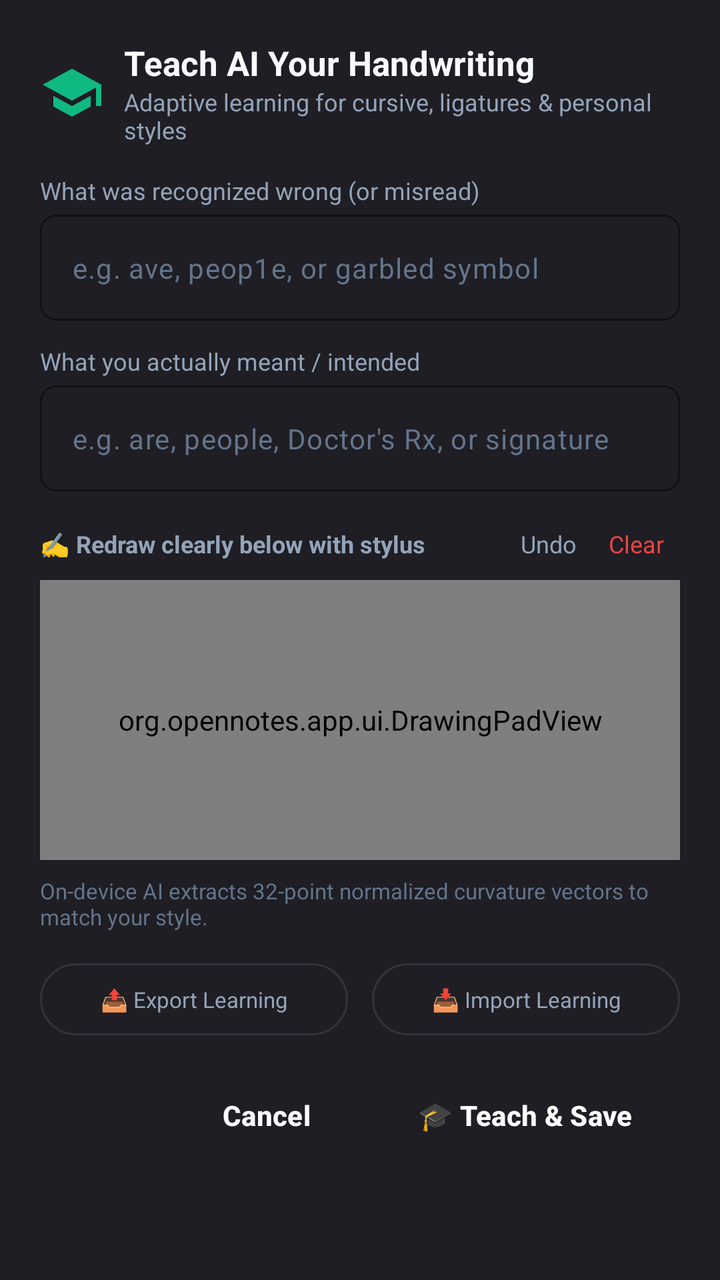
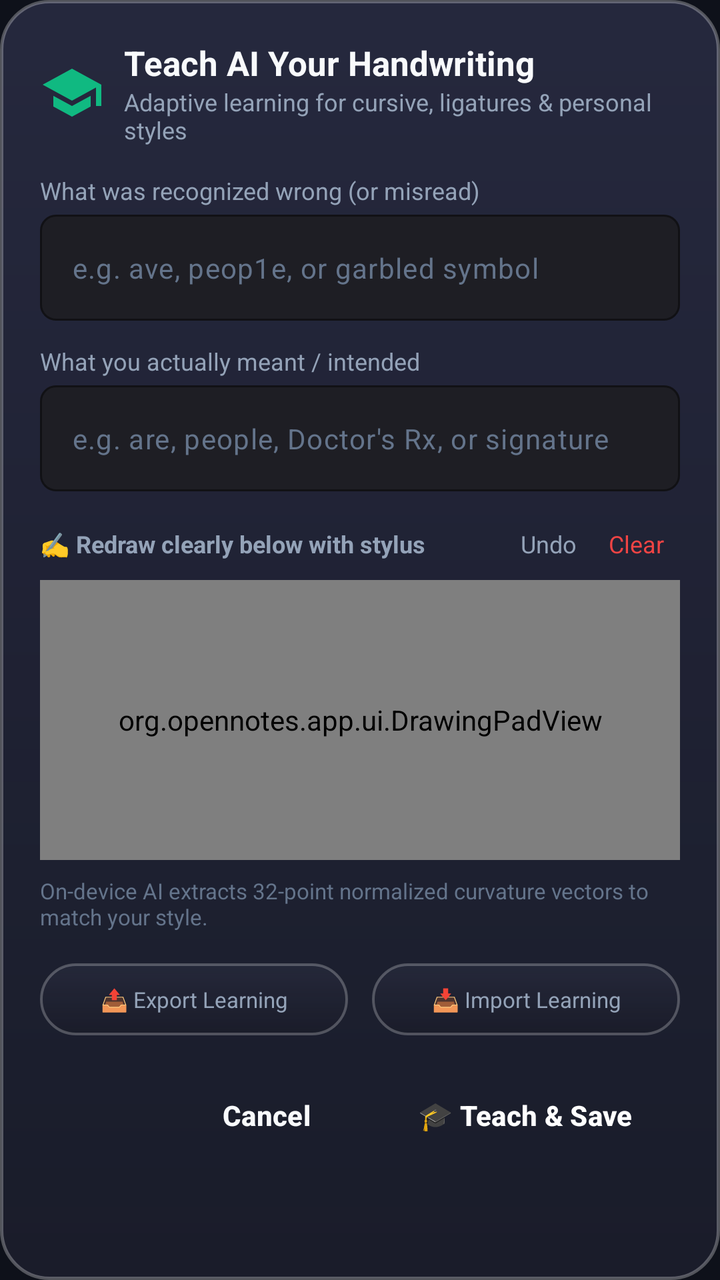

An Android layout rendered at two revisions. The XML below is the earlier revision; the diff shows what the commit changed to produce the second picture.
<!-- AndroidManifest.xml: application theme Theme.OpenNotes -->
<!-- res/layout/dialog_teach_handwriting.xml -->
<?xml version="1.0" encoding="utf-8"?>
<ScrollView xmlns:android="http://schemas.android.com/apk/res/android"
    xmlns:app="http://schemas.android.com/apk/res-auto"
    android:layout_width="match_parent"
    android:layout_height="wrap_content"
    android:background="@color/surface">

    <LinearLayout
        android:layout_width="match_parent"
        android:layout_height="wrap_content"
        android:orientation="vertical"
        android:padding="20dp">

        
        <LinearLayout
            android:layout_width="match_parent"
            android:layout_height="wrap_content"
            android:gravity="center_vertical"
            android:orientation="horizontal"
            android:layout_marginBottom="14dp">

            <ImageView
                android:layout_width="32dp"
                android:layout_height="32dp"
                android:src="@drawable/ic_teach"
                app:tint="#10B981"
                android:layout_marginEnd="10dp" />

            <LinearLayout
                android:layout_width="0dp"
                android:layout_height="wrap_content"
                android:layout_weight="1"
                android:orientation="vertical">

                <TextView
                    android:layout_width="wrap_content"
                    android:layout_height="wrap_content"
                    android:text="Teach AI Your Handwriting"
                    android:textColor="@color/text_primary"
                    android:textSize="17sp"
                    android:textStyle="bold" />

                <TextView
                    android:layout_width="wrap_content"
                    android:layout_height="wrap_content"
                    android:text="Adaptive learning for cursive, ligatures &amp; personal styles"
                    android:textColor="@color/text_secondary"
                    android:textSize="12sp" />
            </LinearLayout>
        </LinearLayout>

        
        <TextView
            android:id="@+id/textTeachSelectionNotice"
            android:layout_width="match_parent"
            android:layout_height="wrap_content"
            android:background="@drawable/bg_floating_pill"
            android:paddingHorizontal="12dp"
            android:paddingVertical="8dp"
            android:layout_marginBottom="14dp"
            android:textColor="#38BDF8"
            android:textSize="12sp"
            android:text="💡 Lasso selected content on page will be replaced upon teaching."
            android:visibility="gone" />

        
        <TextView
            android:layout_width="wrap_content"
            android:layout_height="wrap_content"
            android:text="What was recognized wrong (or misread)"
            android:textColor="@color/text_secondary"
            android:textSize="12sp"
            android:layout_marginBottom="4dp" />

        <com.google.android.material.textfield.TextInputLayout
            android:layout_width="match_parent"
            android:layout_height="wrap_content"
            android:layout_marginBottom="12dp"
            app:boxBackgroundColor="#1E1E24"
            app:boxCornerRadiusBottomEnd="8dp"
            app:boxCornerRadiusBottomStart="8dp"
            app:boxCornerRadiusTopEnd="8dp"
            app:boxCornerRadiusTopStart="8dp"
            app:boxStrokeColor="#38BDF8"
            app:hintEnabled="false">

            <com.google.android.material.textfield.TextInputEditText
                android:id="@+id/editTeachWrongText"
                android:layout_width="match_parent"
                android:layout_height="wrap_content"
                android:hint="e.g. ave, peop1e, or garbled symbol"
                android:textColor="@color/text_primary"
                android:textColorHint="@color/text_tertiary"
                android:textSize="14sp"
                android:singleLine="true" />
        </com.google.android.material.textfield.TextInputLayout>

        
        <TextView
            android:layout_width="wrap_content"
            android:layout_height="wrap_content"
            android:text="What you actually meant / intended"
            android:textColor="@color/text_secondary"
            android:textSize="12sp"
            android:layout_marginBottom="4dp" />

        <com.google.android.material.textfield.TextInputLayout
            android:layout_width="match_parent"
            android:layout_height="wrap_content"
            android:layout_marginBottom="14dp"
            app:boxBackgroundColor="#1E1E24"
            app:boxCornerRadiusBottomEnd="8dp"
            app:boxCornerRadiusBottomStart="8dp"
            app:boxCornerRadiusTopEnd="8dp"
            app:boxCornerRadiusTopStart="8dp"
            app:boxStrokeColor="#10B981"
            app:hintEnabled="false">

            <com.google.android.material.textfield.TextInputEditText
                android:id="@+id/editTeachIntendedText"
                android:layout_width="match_parent"
                android:layout_height="wrap_content"
                android:hint="e.g. are, people, Doctor's Rx, or signature"
                android:textColor="@color/text_primary"
                android:textColorHint="@color/text_tertiary"
                android:textSize="14sp"
                android:singleLine="true" />
        </com.google.android.material.textfield.TextInputLayout>

        
        <LinearLayout
            android:layout_width="match_parent"
            android:layout_height="wrap_content"
            android:orientation="horizontal"
            android:gravity="center_vertical"
            android:layout_marginBottom="6dp">

            <TextView
                android:layout_width="0dp"
                android:layout_height="wrap_content"
                android:layout_weight="1"
                android:text="✍️ Redraw clearly below with stylus"
                android:textColor="@color/text_secondary"
                android:textSize="12sp"
                android:textStyle="bold" />

            <TextView
                android:id="@+id/btnTeachPadUndo"
                android:layout_width="wrap_content"
                android:layout_height="wrap_content"
                android:paddingHorizontal="8dp"
                android:paddingVertical="4dp"
                android:text="Undo"
                android:textColor="@color/text_secondary"
                android:textSize="12sp"
                android:background="?selectableItemBackgroundBorderless" />

            <TextView
                android:id="@+id/btnTeachPadClear"
                android:layout_width="wrap_content"
                android:layout_height="wrap_content"
                android:paddingHorizontal="8dp"
                android:paddingVertical="4dp"
                android:text="Clear"
                android:textColor="#EF4444"
                android:textSize="12sp"
                android:background="?selectableItemBackgroundBorderless" />
        </LinearLayout>

        
        <FrameLayout
            android:layout_width="match_parent"
            android:layout_height="140dp"
            android:background="#16161A"
            android:layout_marginBottom="8dp">

            <org.opennotes.app.ui.DrawingPadView
                android:id="@+id/teachDrawingPad"
                android:layout_width="match_parent"
                android:layout_height="match_parent" />
        </FrameLayout>

        <TextView
            android:id="@+id/textTeachModelStats"
            android:layout_width="match_parent"
            android:layout_height="wrap_content"
            android:text="On-device AI extracts 32-point normalized curvature vectors to match your style."
            android:textColor="@color/text_tertiary"
            android:textSize="11sp"
            android:layout_marginBottom="16dp" />

        
        <LinearLayout
            android:layout_width="match_parent"
            android:layout_height="wrap_content"
            android:orientation="horizontal"
            android:gravity="center_vertical"
            android:layout_marginBottom="16dp">

            <TextView
                android:id="@+id/btnExportProfile"
                android:layout_width="0dp"
                android:layout_height="36dp"
                android:layout_weight="1"
                android:gravity="center"
            android:text="📤 Export Learning"
                android:textColor="@color/text_secondary"
                android:textSize="11sp"
                android:background="@drawable/bg_floating_pill"
                android:layout_marginEnd="6dp" />

            <TextView
                android:id="@+id/btnImportProfile"
                android:layout_width="0dp"
                android:layout_height="36dp"
                android:layout_weight="1"
                android:gravity="center"
            android:text="📥 Import Learning"
                android:textColor="@color/text_secondary"
                android:textSize="11sp"
                android:background="@drawable/bg_floating_pill"
                android:layout_marginStart="6dp" />
        </LinearLayout>

        
        <LinearLayout
            android:layout_width="match_parent"
            android:layout_height="wrap_content"
            android:orientation="horizontal"
            android:gravity="end">

            <Button
                android:id="@+id/btnTeachCancel"
                style="@style/Widget.Material3.Button.TextButton"
                android:layout_width="wrap_content"
                android:layout_height="wrap_content"
                android:text="Cancel"
                android:textColor="@color/text_primary"
                android:textStyle="bold" />

            <Button
                android:id="@+id/btnTeachSave"
                style="@style/Widget.Material3.Button"
                android:layout_width="wrap_content"
                android:layout_height="wrap_content"
                android:text="🎓 Teach &amp; Save"
                android:textColor="#FFFFFF"
                android:textStyle="bold"
                app:backgroundTint="#10B981"
                android:layout_marginStart="8dp" />
        </LinearLayout>
    </LinearLayout>
</ScrollView>
<!-- resources referenced by this layout -->
<resources>
  <color name="surface">#1E1E24</color>
  <color name="text_primary">#F8FAFC</color>
  <color name="text_secondary">#94A3B8</color>
  <color name="text_tertiary">#64748B</color>
  <!-- drawable bg_floating_pill (drawable) -->
  <?xml version="1.0" encoding="utf-8"?>
  <shape xmlns:android="http://schemas.android.com/apk/res/android"
      android:shape="rectangle">
      <corners android:radius="24dp" />
      <solid android:color="@color/surface" />
      <stroke
          android:width="1dp"
          android:color="@color/divider" />
  </shape>
  <!-- drawable ic_teach (drawable) -->
  <vector xmlns:android="http://schemas.android.com/apk/res/android"
      android:width="24dp"
      android:height="24dp"
      android:viewportWidth="24"
      android:viewportHeight="24">
    <path
        android:fillColor="@android:color/white"
        android:pathData="M5,13.18v4L12,21l7,-3.82v-4L12,17l-7,-3.82zM12,3L1,9l11,6 9,-4.91V17h2V9L12,3z"/>
  </vector>
  <color name="divider">#33333E</color>
  <color name="accent">#38BDF8</color>
  <color name="accent_light">#1E293B</color>
  <color name="accent_blue">#3B82F6</color>
  <color name="surface_variant">#2A2A32</color>
  <color name="window_background">#121214</color>
  <color name="surface_card">#24242B</color>
  <style name="Widget.OpenNotes.DialogButton.Positive" parent="Widget.Material3.Button.TextButton.Dialog">
          <item name="android:textColor">@color/accent</item>
          <item name="android:textStyle">bold</item>
          <item name="android:textSize">14sp</item>
          <item name="android:textAllCaps">false</item>
      </style>
  <style name="Widget.OpenNotes.DialogButton.Negative" parent="Widget.Material3.Button.TextButton.Dialog">
          <item name="android:textColor">@color/text_primary</item>
          <item name="android:textStyle">bold</item>
          <item name="android:textSize">14sp</item>
          <item name="android:textAllCaps">false</item>
      </style>
  <style name="Widget.OpenNotes.DialogButton.Neutral" parent="Widget.Material3.Button.TextButton.Dialog">
          <item name="android:textColor">@color/text_secondary</item>
          <item name="android:textSize">14sp</item>
          <item name="android:textAllCaps">false</item>
      </style>
  <!-- unchanged entries left out for length: 2 -->
</resources>

<!-- the commit's change to res/layout/dialog_teach_handwriting.xml (unified diff, before → after) -->
@@ -3,7 +3,7 @@
     xmlns:app="http://schemas.android.com/apk/res-auto"
     android:layout_width="match_parent"
     android:layout_height="wrap_content"
-    android:background="@color/surface">
+    android:background="@drawable/shape_dialog_bg">
 
     <LinearLayout
         android:layout_width="match_parent"
<!-- resource entries referenced after the edit -->
@@ -1,19 +1,27 @@
 <!-- resources referenced by this layout -->
 <resources>
-  <color name="surface">#1E1E24</color>
+  <color name="surface">#D91A1C28</color>
   <color name="text_primary">#F8FAFC</color>
   <color name="text_secondary">#94A3B8</color>
   <color name="text_tertiary">#64748B</color>
   <!-- drawable bg_floating_pill (drawable) -->
   <?xml version="1.0" encoding="utf-8"?>
-  <shape xmlns:android="http://schemas.android.com/apk/res/android"
-      android:shape="rectangle">
-      <corners android:radius="24dp" />
-      <solid android:color="@color/surface" />
-      <stroke
-          android:width="1dp"
-          android:color="@color/divider" />
-  </shape>
+  <layer-list xmlns:android="http://schemas.android.com/apk/res/android">
+      
+      <item>
+          <shape android:shape="rectangle">
+              <corners android:radius="24dp" />
+              <gradient
+                  android:angle="270"
+                  android:startColor="#E625283A"
+                  android:endColor="#D4191B28"
+                  android:type="linear" />
+              <stroke
+                  android:width="1.2dp"
+                  android:color="#3DFFFFFF" />
+          </shape>
+      </item>
+  </layer-list>
   <!-- drawable ic_teach (drawable) -->
   <vector xmlns:android="http://schemas.android.com/apk/res/android"
       android:width="24dp"
@@ -24,13 +32,30 @@
         android:fillColor="@android:color/white"
         android:pathData="M5,13.18v4L12,21l7,-3.82v-4L12,17l-7,-3.82zM12,3L1,9l11,6 9,-4.91V17h2V9L12,3z"/>
   </vector>
-  <color name="divider">#33333E</color>
+  <!-- drawable shape_dialog_bg (drawable) -->
+  <?xml version="1.0" encoding="utf-8"?>
+  <layer-list xmlns:android="http://schemas.android.com/apk/res/android">
+      <item>
+          <shape android:shape="rectangle">
+              <corners android:radius="24dp" />
+              <gradient
+                  android:angle="270"
+                  android:startColor="#F526293E"
+                  android:endColor="#EC1A1C2B"
+                  android:type="linear" />
+              <stroke
+                  android:width="1.5dp"
+                  android:color="#48FFFFFF" />
+          </shape>
+      </item>
+  </layer-list>
+  <color name="divider">#33FFFFFF</color>
   <color name="accent">#38BDF8</color>
   <color name="accent_light">#1E293B</color>
   <color name="accent_blue">#3B82F6</color>
-  <color name="surface_variant">#2A2A32</color>
-  <color name="window_background">#121214</color>
-  <color name="surface_card">#24242B</color>
+  <color name="surface_variant">#80181A26</color>
+  <color name="window_background">#0E111A</color>
+  <color name="surface_card">#E6202232</color>
   <style name="Widget.OpenNotes.DialogButton.Positive" parent="Widget.Material3.Button.TextButton.Dialog">
           <item name="android:textColor">@color/accent</item>
           <item name="android:textStyle">bold</item>
